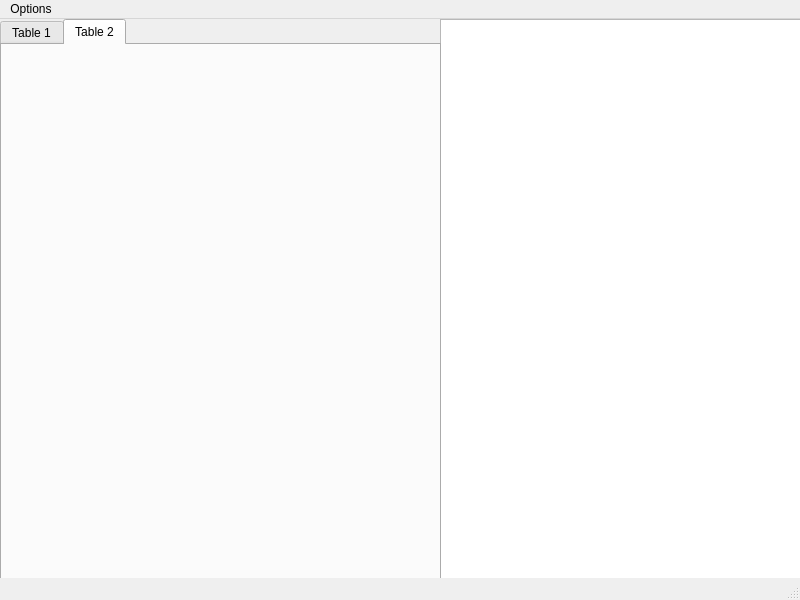
The window that src/ui/DCSExport.ui (JedimasterLu/pydcsExport) describes before a commit, drawn with Qt 5.
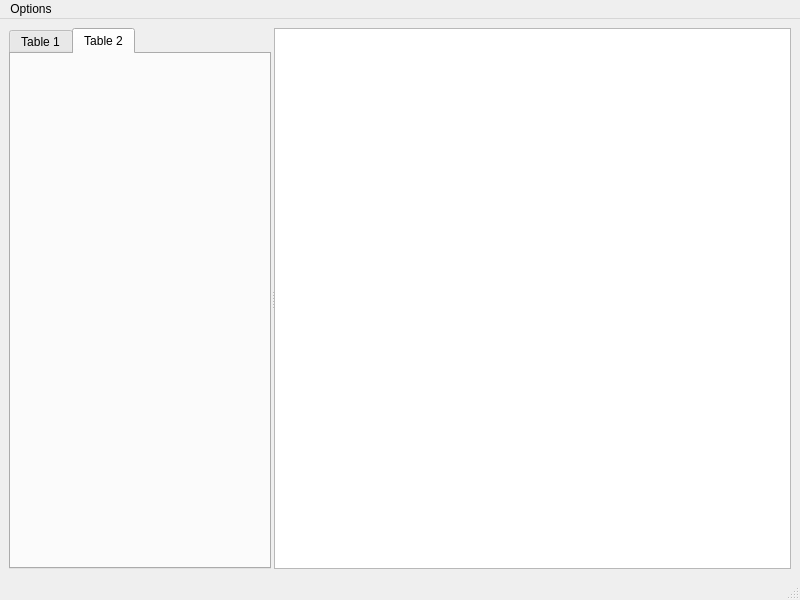
The same window after the commit. The open tabs and pages were chosen to show the change.

Patch:
```diff
--- a/src/ui/DCSExport.ui
+++ b/src/ui/DCSExport.ui
@@ -14,31 +14,16 @@
    <string>MainWindow</string>
   </property>
   <widget class="QWidget" name="centralwidget">
-   <widget class="QTextBrowser" name="console">
-    <property name="geometry">
-     <rect>
-      <x>440</x>
-      <y>0</y>
-      <width>361</width>
-      <height>561</height>
-     </rect>
-    </property>
-    <property name="font">
-     <font>
-      <family>Calibri</family>
-      <italic>true</italic>
-     </font>
-    </property>
-   </widget>
+   <layout class="QHBoxLayout" name="horizontalLayout">
+    <item>
+     <widget class="QSplitter" name="splitter">
+      <property name="orientation">
+       <enum>Qt::Horizontal</enum>
+      </property>
+      <property name="handleWidth">
+       <number>3</number>
+      </property>
    <widget class="QTabWidget" name="tabWidget">
-    <property name="geometry">
-     <rect>
-      <x>0</x>
-      <y>0</y>
-      <width>441</width>
-      <height>561</height>
-     </rect>
-    </property>
     <property name="currentIndex">
      <number>0</number>
     </property>
@@ -53,6 +38,17 @@
      </attribute>
     </widget>
    </widget>
+      <widget class="QTextBrowser" name="console">
+       <property name="font">
+        <font>
+         <family>Calibri</family>
+         <italic>true</italic>
+        </font>
+       </property>
+      </widget>
+     </widget>
+    </item>
+   </layout>
   </widget>
   <widget class="QStatusBar" name="statusbar"/>
   <widget class="QMenuBar" name="menuBar">
```
Left out of the diff: 2 changed lines with no effect on the pictures. Lines whose indentation alone changed are shown as unchanged.
